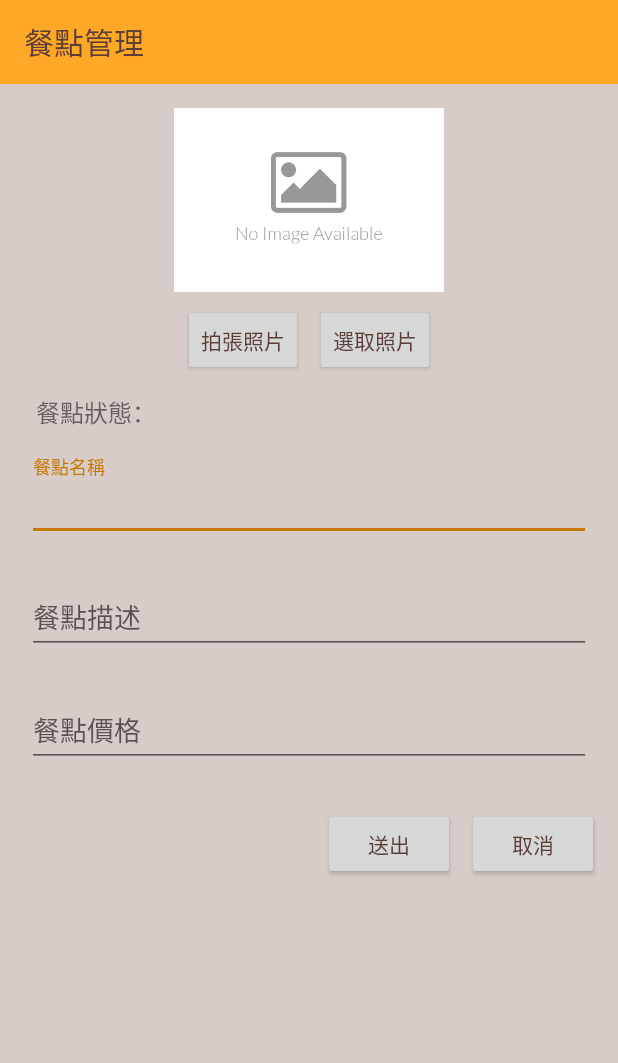
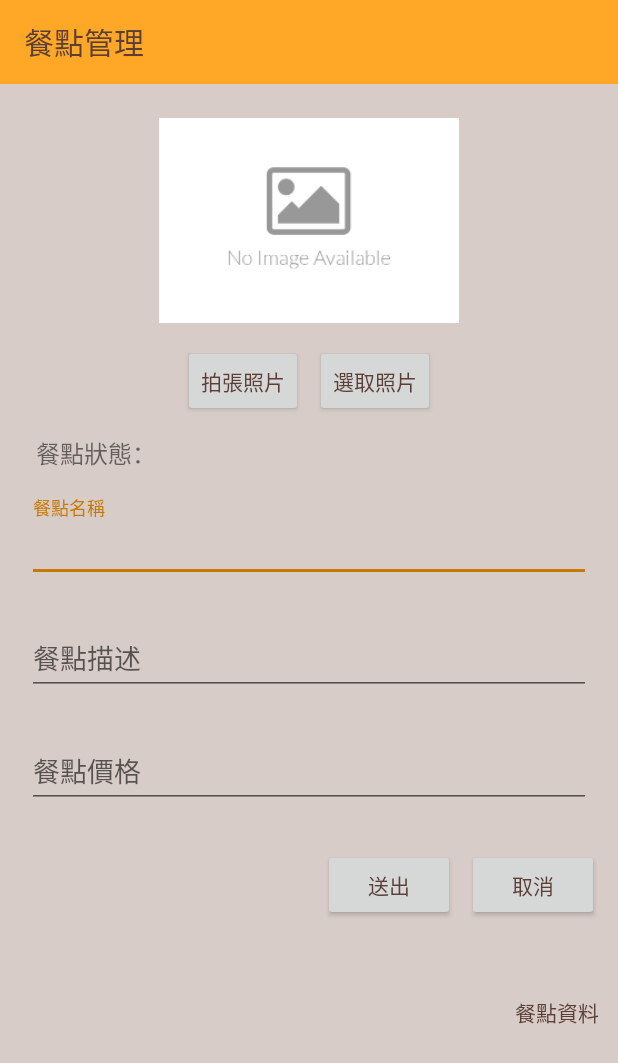
Before and after one commit to DP103G3/itfood_shop, an Android app: the fragment DishUpdateFragment shown on its own in the app's theme, on a phone screen of 412 x 824 dp. Shown: the top 1063 px of the screen. Run offline under Robolectric (Android 15) with nearby library versions, the phone set to English and light mode, and no system bars; 2 statements that could not run were skipped.

Commit message:
Add data input

```diff
--- a/app/src/main/res/layout/fragment_dish_update.xml
+++ b/app/src/main/res/layout/fragment_dish_update.xml
@@ -31,8 +31,8 @@ tools:context=".dish.DishUpdateFragment">
 
             <ImageView
                 android:id="@+id/ivDish"
-            android:layout_width="wrap_content"
-            android:layout_height="wrap_content"
+                android:layout_width="200dp"
+                android:layout_height="150dp"
                 android:layout_marginStart="8dp"
                 android:layout_marginTop="16dp"
                 android:layout_marginEnd="8dp"
@@ -219,10 +219,19 @@ tools:context=".dish.DishUpdateFragment">
                 app:layout_constraintEnd_toEndOf="@+id/textPrice"
                 app:layout_constraintTop_toBottomOf="@+id/textPrice" />
 
+            <TextView
+                android:id="@+id/tvDishDataInput"
+                android:layout_width="wrap_content"
+                android:layout_height="wrap_content"
+                android:layout_marginTop="50dp"
+                android:text="餐點資料"
+                android:textColor="@color/colorTextOnP"
+                app:layout_constraintEnd_toEndOf="@+id/btCancel"
+                app:layout_constraintTop_toBottomOf="@+id/btCancel" />
 
             <ImageView
                 android:layout_width="match_parent"
-            android:layout_height="20dp"
+                android:layout_height="200dp"
                 app:layout_constraintEnd_toEndOf="@+id/btCancel"
                 app:layout_constraintTop_toBottomOf="@+id/btCancel" />
         </androidx.constraintlayout.widget.ConstraintLayout>
```
Lines whose indentation alone changed are shown as unchanged.
